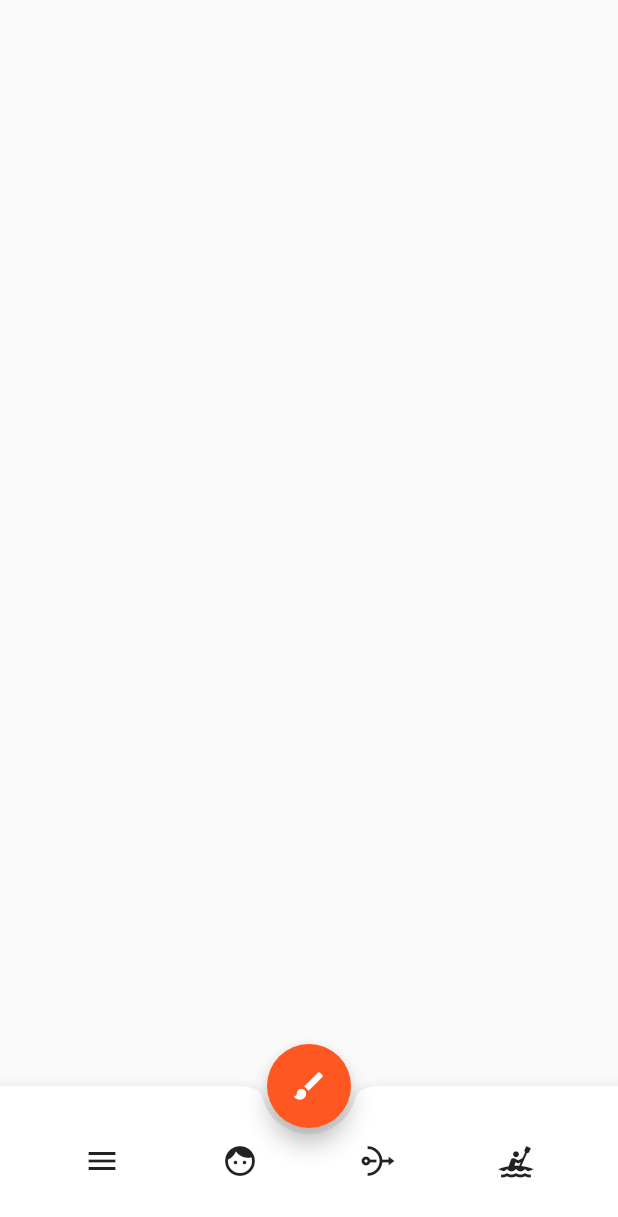
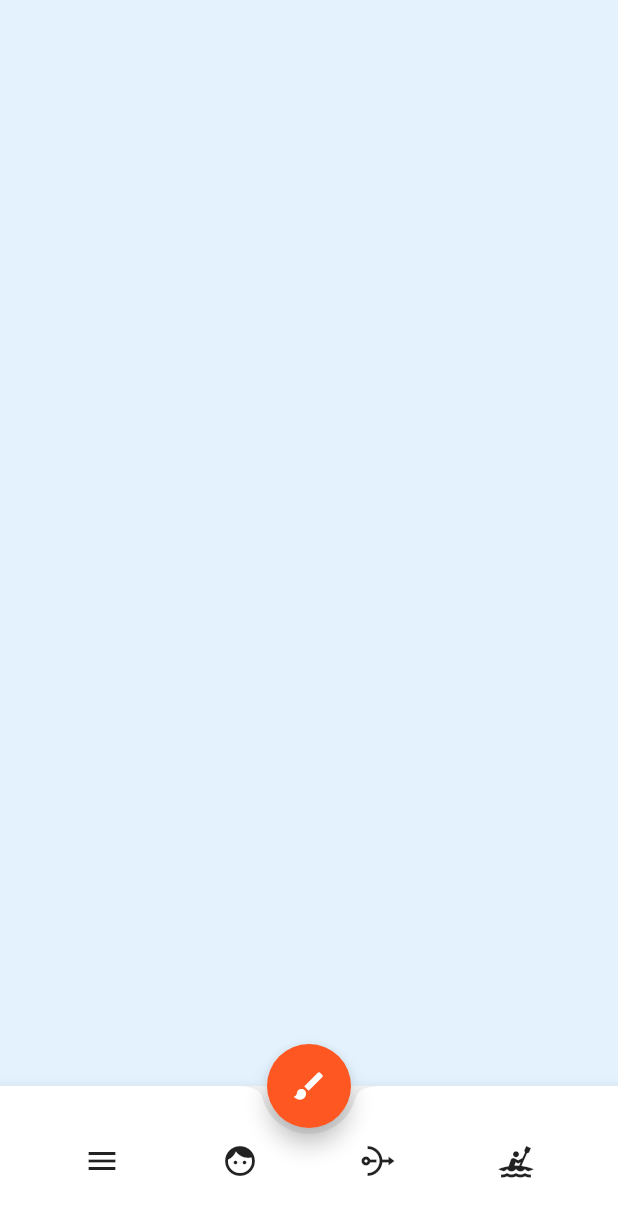
Before and after one commit to daCFniel/Sketching-App, a Flutter app: the screen it shows after launch, on a phone screen of 412 x 824 dp. Shown: the top 1217 px of the screen. Run offline on Flutter 3.47's test engine with Material 2 defaults, Android fonts, the phone set to English and light mode, and no system bars.

Commit message:
Changed color of canvas

```diff
--- a/lib/main.dart
+++ b/lib/main.dart
@@ -32,8 +32,13 @@
   @override
   Widget build(BuildContext context) {
     return Scaffold(
-      body: CustomPaint(
-        painter: MyPainter(),
+      body: Container(
+        color: Colors.blue[50],
+        child: Center(
+          child: CustomPaint(
+            painter: MyPainter(),
+          ),
+        ),
       ),
       bottomNavigationBar: BottomAppBar(
         shape: const CircularNotchedRectangle(),
```
